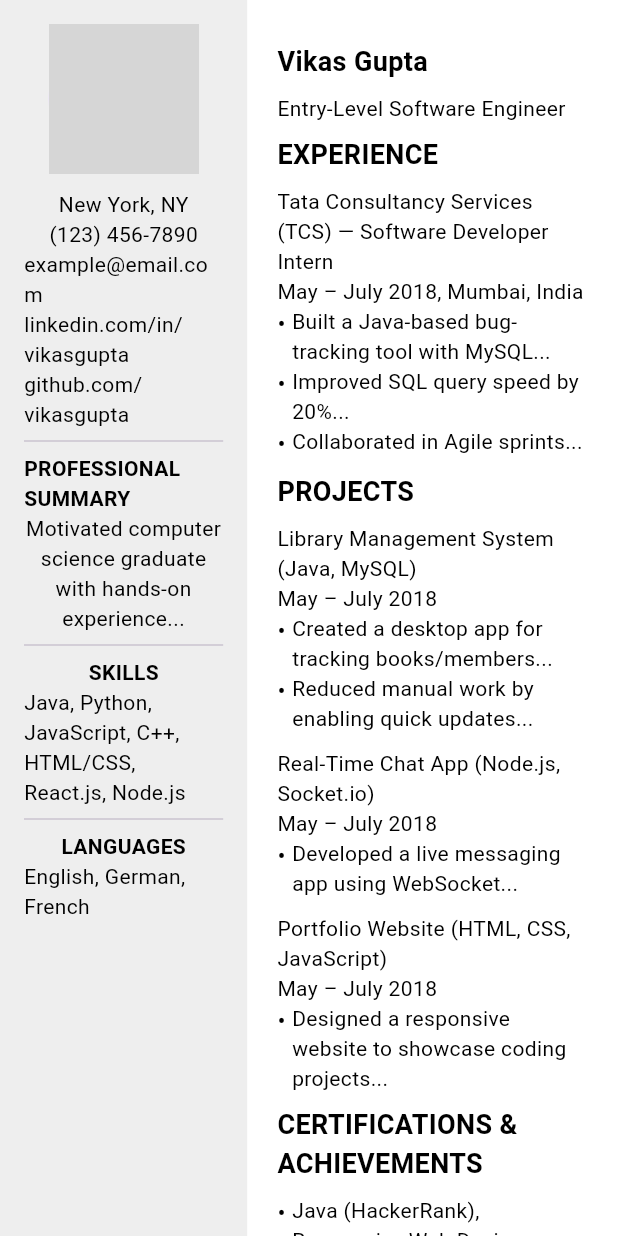
After one commit to mamta2345/Portfolio, a Flutter app: the ResumeScreen screen opened directly, on a phone screen of 412 x 824 dp. The commit adds this screen. Run offline on Flutter 3.47's test engine with Material 3 defaults, Android fonts, the phone set to English and light mode, and no system bars; our stand-ins replace flutter_svg, font_awesome_flutter, get; network calls fail; grey boxes are pictures that could not be loaded.

Commit message:
Update code

```diff
--- a/lib/Screens/Contact/contact.dart
+++ b/lib/Screens/Contact/contact.dart
@@ -2,6 +2,7 @@ import 'package:Portifolio/Contoller%20Pages/contact_contoller.dart';
 import 'package:flutter/material.dart';
 import 'package:get/get.dart';
 import 'package:Portifolio/Screens/AppBar/appbar.dart';
+// Make sure AppBarReusable is exported from appbar.dart
 
 class Contact extends StatelessWidget {
   Contact({super.key});
@@ -10,7 +11,9 @@ class Contact extends StatelessWidget {
   @override
   Widget build(BuildContext context) {
     return Scaffold(
-      appBar: AppbarReusable(screenWidth: 600, title: "Contacts"),
+      appBar: MediaQuery.of(context).size.width < 600
+          ? const AppbarReusable(screenWidth: 600, title: "Contacts")
+          : null,
       backgroundColor: Colors.grey.shade300,
       body: SafeArea(
         child: SingleChildScrollView(
--- /dev/null
+++ b/lib/resume_one_page.dart
@@ -0,0 +1,133 @@
+import 'package:flutter/material.dart';
+import 'package:get/get.dart';
+
+void main() {
+  runApp(GetMaterialApp(
+    debugShowCheckedModeBanner: false,
+    home: ResumeScreen(),
+  ));
+}
+
+class ResumeScreen extends StatelessWidget {
+  const ResumeScreen({super.key});
+
+  @override
+  Widget build(BuildContext context) {
+    return Scaffold(
+      body: Row(
+        children: const [
+          Expanded(flex: 2, child: SideSection()),
+          Expanded(flex: 3, child: MainSection()),
+        ],
+      ),
+    );
+  }
+}
+
+class SideSection extends StatelessWidget {
+  const SideSection({super.key});
+
+  @override
+  Widget build(BuildContext context) {
+    return Container(
+      color: Colors.grey.shade200,
+      height: double.infinity, // Ensures it fills the available height
+      padding: const EdgeInsets.all(16),
+      child: SingleChildScrollView(
+        child: Column(
+          children: [
+            const CircleAvatar(
+              radius: 50,
+              backgroundImage: AssetImage("assets/profile.jpg"),
+            ),
+            const SizedBox(height: 10),
+            const Text("New York, NY"),
+            const Text("(123) 456-7890"),
+            const Text("example@email.com"),
+            const Text("linkedin.com/in/vikasgupta"),
+            const Text("github.com/vikasgupta"),
+            const Divider(),
+            const Text("PROFESSIONAL SUMMARY",
+                style: TextStyle(fontWeight: FontWeight.bold)),
+            const Text(
+              "Motivated computer science graduate with hands-on experience...",
+              textAlign: TextAlign.center,
+            ),
+            const Divider(),
+            const Text("SKILLS", style: TextStyle(fontWeight: FontWeight.bold)),
+            const Text(
+                "Java, Python, JavaScript, C++, HTML/CSS, React.js, Node.js"),
+            const Divider(),
+            const Text("LANGUAGES",
+                style: TextStyle(fontWeight: FontWeight.bold)),
+            const Text("English, German, French"),
+          ],
+        ),
+      ),
+    );
+  }
+}
+
+class MainSection extends StatelessWidget {
+  const MainSection({super.key});
+
+  Widget sectionTitle(String title) => Padding(
+        padding: const EdgeInsets.symmetric(vertical: 8.0),
+        child: Text(title,
+            style: const TextStyle(fontSize: 18, fontWeight: FontWeight.bold)),
+      );
+
+  Widget bullet(String text) => Row(
+        crossAxisAlignment: CrossAxisAlignment.start,
+        children: [
+          const Text("• ", style: TextStyle(fontSize: 16)),
+          Expanded(child: Text(text)),
+        ],
+      );
+
+  @override
+  Widget build(BuildContext context) {
+    return SingleChildScrollView(
+      padding: const EdgeInsets.all(20),
+      child: Column(
+        crossAxisAlignment: CrossAxisAlignment.start,
+        children: [
+          sectionTitle("Vikas Gupta"),
+          const Text("Entry-Level Software Engineer"),
+          sectionTitle("EXPERIENCE"),
+          const Text(
+              "Tata Consultancy Services (TCS) — Software Developer Intern"),
+          const Text("May – July 2018, Mumbai, India"),
+          bullet("Built a Java-based bug-tracking tool with MySQL..."),
+          bullet("Improved SQL query speed by 20%..."),
+          bullet("Collaborated in Agile sprints..."),
+          sectionTitle("PROJECTS"),
+          const Text("Library Management System (Java, MySQL)"),
+          const Text("May – July 2018"),
+          bullet("Created a desktop app for tracking books/members..."),
+          bullet("Reduced manual work by enabling quick updates..."),
+          const SizedBox(height: 10),
+          const Text("Real-Time Chat App (Node.js, Socket.io)"),
+          const Text("May – July 2018"),
+          bullet("Developed a live messaging app using WebSocket..."),
+          const SizedBox(height: 10),
+          const Text("Portfolio Website (HTML, CSS, JavaScript)"),
+          const Text("May – July 2018"),
+          bullet(
+              "Designed a responsive website to showcase coding projects..."),
+          sectionTitle("CERTIFICATIONS & ACHIEVEMENTS"),
+          bullet("Java (HackerRank), Responsive Web Design (freeCodeCamp)"),
+          bullet(
+              "Top 5% – Coding Ninjas Campus Challenge | Winner – Inter-IIT Hackathon"),
+          bullet("Solved 100+ coding problems on LeetCode"),
+          sectionTitle("EDUCATION"),
+          const Text("Bachelor of Technology (Computer Science), IIT Bombay"),
+          const Text("Sep 2011 – Aug 2015"),
+          sectionTitle("REFERENCE"),
+          const Text("Rajeev Ranjan – Head of Operations, Jyoti Pvt. Ltd"),
+          const Text("790435676 | rajeeevr@gmail.com"),
+        ],
+      ),
+    );
+  }
+}
--- a/pubspec.yaml
+++ b/pubspec.yaml
@@ -13,6 +13,7 @@ dependencies:
   flutter_launcher_icons: ^0.14.3
   flutter_svg: ^2.1.0
   flutter_switch: ^0.3.2
+  font_awesome_flutter: ^10.8.0
   get: ^4.7.2
   http: ^1.3.0
   qr_flutter: ^4.1.0
```
Also changed, not shown: lib/Screens/AppBar/appbar.dart (+9 -3 lines), lib/resume_all_ready.dart (added, +244 -0 lines), pubspec.lock.
